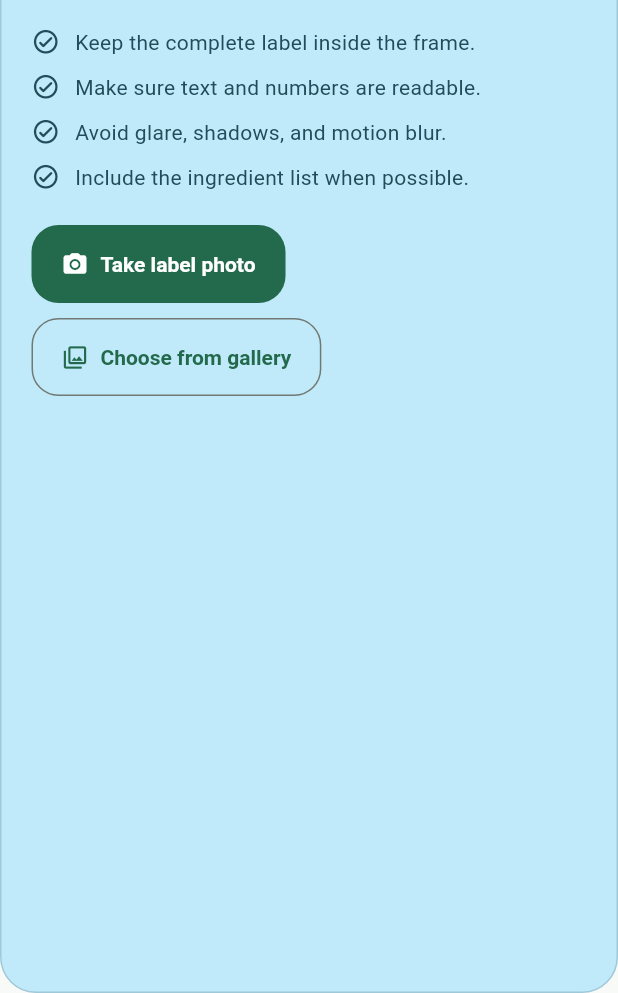
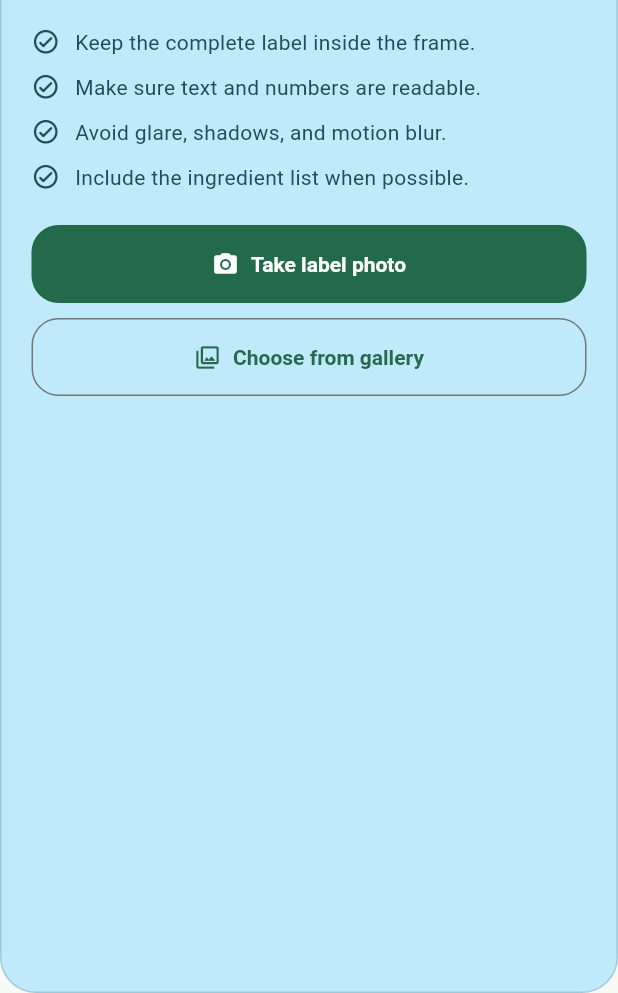
Before and after one commit to debnathbisal108/quinone, a Flutter app: the BackLabelRequestCard widget shown alone on an empty page, opened directly with empty values, on a phone screen of 412 x 824 dp, the part 243-1236 px from its top. Run offline on Flutter 3.47's test engine with Material 3 defaults, Android fonts, the light colour scheme and no system bars; our stand-ins replace dio, equatable, flutter_riverpod, go_router, hive_flutter, image_picker; accounts and stored records are empty.

Commit message:
Update back_label_request_card.dart

```diff
--- a/lib/features/upload/presentation/widgets/back_label_request_card.dart
+++ b/lib/features/upload/presentation/widgets/back_label_request_card.dart
@@ -6,16 +6,16 @@ import '../../providers/upload_provider.dart';
 import '../../services/image_picker_service.dart';
 
 class BackLabelRequestCard extends ConsumerWidget {
-  final String? analysisId;
-  final String? foodId;
-  final String foodName;
-
   const BackLabelRequestCard({
     super.key,
     required this.analysisId,
     required this.foodId,
     required this.foodName,
   });
+
+  final String? analysisId;
+  final String? foodId;
+  final String foodName;
 
   Future<void> _pickFromCamera(
     BuildContext context,
@@ -72,8 +72,7 @@ class BackLabelRequestCard extends ConsumerWidget {
       return;
     }
 
-    final profilePayload =
-        ref.read(profileProvider).backendPayload;
+    final profilePayload = ref.read(profileProvider).profile;
 
     await ref.read(uploadProvider.notifier).uploadBackLabel(
           imagePath: imagePath,
@@ -111,9 +110,7 @@ class BackLabelRequestCard extends ConsumerWidget {
         color: theme.colorScheme.tertiaryContainer,
         borderRadius: BorderRadius.circular(24),
         border: Border.all(
-          color: theme.colorScheme.tertiary.withValues(
-            alpha: 0.25,
-          ),
+          color: theme.colorScheme.tertiary.withOpacity(0.25),
         ),
       ),
       child: Column(
@@ -125,11 +122,11 @@ class BackLabelRequestCard extends ConsumerWidget {
               Container(
                 width: 48,
                 height: 48,
+                alignment: Alignment.center,
                 decoration: BoxDecoration(
                   color: theme.colorScheme.tertiary,
                   shape: BoxShape.circle,
                 ),
-                alignment: Alignment.center,
                 child: Icon(
                   Icons.document_scanner_rounded,
                   color: theme.colorScheme.onTertiary,
@@ -174,7 +171,9 @@ class BackLabelRequestCard extends ConsumerWidget {
                 theme.colorScheme.onTertiaryContainer,
           ),
           const SizedBox(height: 22),
-          FilledButton.icon(
+          SizedBox(
+            width: double.infinity,
+            child: FilledButton.icon(
               onPressed: uploadState.isUploading
                   ? null
                   : () => _pickFromCamera(
@@ -188,8 +187,11 @@ class BackLabelRequestCard extends ConsumerWidget {
                 'Take label photo',
               ),
             ),
+          ),
           const SizedBox(height: 10),
-          OutlinedButton.icon(
+          SizedBox(
+            width: double.infinity,
+            child: OutlinedButton.icon(
               onPressed: uploadState.isUploading
                   ? null
                   : () => _pickFromGallery(
@@ -201,6 +203,7 @@ class BackLabelRequestCard extends ConsumerWidget {
               ),
               label: const Text(
                 'Choose from gallery',
+              ),
             ),
           ),
           if (uploadState.isUploading) ...[
@@ -226,15 +229,15 @@ class BackLabelRequestCard extends ConsumerWidget {
 }
 
 class _LabelTips extends StatelessWidget {
-  final Color textColor;
-
   const _LabelTips({
     required this.textColor,
   });
 
+  final Color textColor;
+
   @override
   Widget build(BuildContext context) {
-    const tips = [
+    const tips = <String>[
       'Keep the complete label inside the frame.',
       'Make sure text and numbers are readable.',
       'Avoid glare, shadows, and motion blur.',
@@ -243,7 +246,7 @@ class _LabelTips extends StatelessWidget {
 
     return Column(
       children: [
-        for (final tip in tips) ...[
+        for (var index = 0; index < tips.length; index++) ...[
           Row(
             crossAxisAlignment: CrossAxisAlignment.start,
             children: [
@@ -255,7 +258,7 @@ class _LabelTips extends StatelessWidget {
               const SizedBox(width: 10),
               Expanded(
                 child: Text(
-                  tip,
+                  tips[index],
                   style: Theme.of(context)
                       .textTheme
                       .bodyMedium
@@ -266,7 +269,7 @@ class _LabelTips extends StatelessWidget {
               ),
             ],
           ),
-          if (tip != tips.last)
+          if (index < tips.length - 1)
             const SizedBox(height: 10),
         ],
       ],
```
Lines whose indentation alone changed are shown as unchanged.
